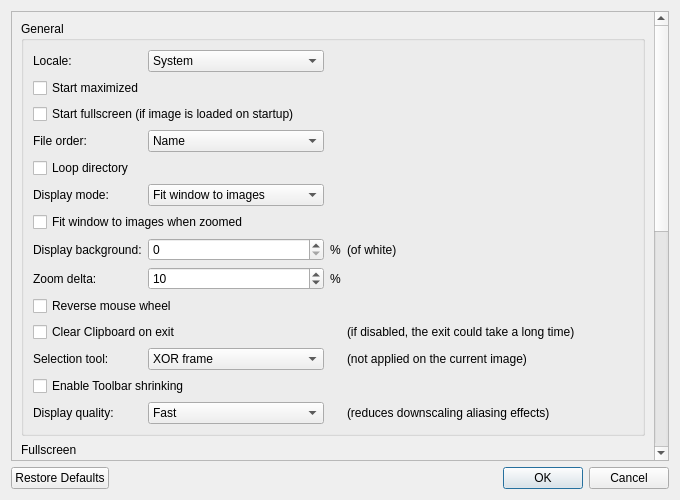
First picture: the form in src/dialogs/preferencesdialog.ui, repository classicimageviewer/ClassicImageViewer, before the edit.
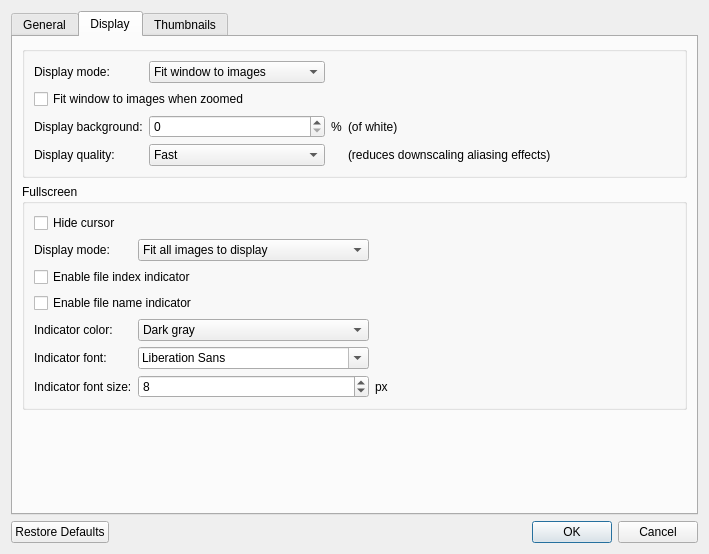
Second picture: the form after the edit. The open tabs and pages were chosen to show the change.

Commit message: PreferencesDialog: rearrange the layout into tabs

What changed in the file:
```diff
--- a/src/dialogs/preferencesdialog.ui
+++ b/src/dialogs/preferencesdialog.ui
@@ -9,8 +9,8 @@
    <rect>
     <x>0</x>
     <y>0</y>
-    <width>680</width>
-    <height>500</height>
+    <width>709</width>
+    <height>554</height>
    </rect>
   </property>
   <property name="minimumSize">
@@ -36,22 +36,17 @@
    <item row="0" column="0">
     <layout class="QVBoxLayout" name="verticalLayout">
      <item>
-      <widget class="QScrollArea" name="scrollArea">
-       <property name="widgetResizable">
-        <bool>true</bool>
+      <widget class="QTabWidget" name="tabWidget">
+       <property name="currentIndex">
+        <number>0</number>
        </property>
-       <widget class="QWidget" name="scrollAreaWidgetContents">
-        <property name="geometry">
-         <rect>
-          <x>0</x>
-          <y>0</y>
-          <width>632</width>
-          <height>953</height>
-         </rect>
-        </property>
-        <layout class="QVBoxLayout" name="verticalLayout_3">
+       <widget class="QWidget" name="tab">
+        <attribute name="title">
+         <string>General</string>
+        </attribute>
+        <layout class="QVBoxLayout" name="verticalLayout_2">
          <item>
-          <widget class="QGroupBox" name="groupBox">
+          <widget class="QGroupBox" name="groupBoxGg">
            <property name="sizePolicy">
             <sizepolicy hsizetype="Preferred" vsizetype="Minimum">
              <horstretch>0</horstretch>
@@ -59,23 +54,9 @@
             </sizepolicy>
            </property>
            <property name="title">
-            <string>General</string>
+            <string/>
            </property>
            <layout class="QGridLayout" name="gridLayout">
-            <item row="7" column="1">
-             <widget class="QSpinBox" name="spinBoxDisplayBackground">
-              <property name="maximum">
-               <number>100</number>
-              </property>
-             </widget>
-            </item>
-            <item row="7" column="3">
-             <widget class="QLabel" name="labelDisplayBackgroundExplain">
-              <property name="text">
-               <string>(of white)</string>
-              </property>
-             </widget>
-            </item>
             <item row="8" column="2">
              <widget class="QLabel" name="labelSuffixPercent2">
               <property name="text">
@@ -90,13 +71,6 @@
               </property>
              </widget>
             </item>
-            <item row="6" column="0" colspan="2">
-             <widget class="QCheckBox" name="checkBoxFitWindowWhenZoomed">
-              <property name="text">
-               <string>Fit window to images when zoomed</string>
-              </property>
-             </widget>
-            </item>
             <item row="3" column="1">
              <widget class="QComboBox" name="comboBoxFileOrder">
               <item>
@@ -121,13 +95,6 @@
               </item>
              </widget>
             </item>
-            <item row="14" column="3">
-             <widget class="QLabel" name="labelDisplayQualityExplain">
-              <property name="text">
-               <string>(reduces downscaling aliasing effects)</string>
-              </property>
-             </widget>
-            </item>
             <item row="3" column="0">
              <widget class="QLabel" name="labelFileOrder">
               <property name="text">
@@ -148,27 +115,6 @@
               </property>
              </spacer>
             </item>
-            <item row="14" column="1">
-             <widget class="QComboBox" name="comboBoxDisplayQuality">
-              <item>
-               <property name="text">
-                <string>Fast</string>
-               </property>
-              </item>
-              <item>
-               <property name="text">
-                <string>Quality</string>
-               </property>
-              </item>
-             </widget>
-            </item>
-            <item row="7" column="2">
-             <widget class="QLabel" name="labelSuffixPercent1">
-              <property name="text">
-               <string>%</string>
-              </property>
-             </widget>
-            </item>
             <item row="9" column="0" colspan="2">
              <widget class="QCheckBox" name="checkBoxReverseMouseWheel">
               <property name="text">
@@ -176,13 +122,6 @@
               </property>
              </widget>
             </item>
-            <item row="5" column="0">
-             <widget class="QLabel" name="labelDisplayMode">
-              <property name="text">
-               <string>Display mode:</string>
-              </property>
-             </widget>
-            </item>
             <item row="8" column="1">
              <widget class="QSpinBox" name="spinBoxZoomDelta">
               <property name="minimum">
@@ -207,13 +146,6 @@
               </property>
              </widget>
             </item>
-            <item row="7" column="0">
-             <widget class="QLabel" name="labelDisplayBackground">
-              <property name="text">
-               <string>Display background:</string>
-              </property>
-             </widget>
-            </item>
             <item row="11" column="1">
              <widget class="QComboBox" name="comboBoxSelector">
               <item>
@@ -256,40 +188,6 @@
               </property>
              </widget>
             </item>
-            <item row="5" column="1">
-             <widget class="QComboBox" name="comboBoxDisplayMode">
-              <item>
-               <property name="text">
-                <string>Fit window to images</string>
-               </property>
-              </item>
-              <item>
-               <property name="text">
-                <string>Fit all images to window</string>
-               </property>
-              </item>
-              <item>
-               <property name="text">
-                <string>Fit large images to window</string>
-               </property>
-              </item>
-              <item>
-               <property name="text">
-                <string>Do not fit</string>
-               </property>
-              </item>
-              <item>
-               <property name="text">
-                <string>Fit images to desktop</string>
-               </property>
-              </item>
-              <item>
-               <property name="text">
-                <string>Fit large images to desktop</string>
-               </property>
-              </item>
-             </widget>
-            </item>
             <item row="1" column="0" colspan="2">
              <widget class="QCheckBox" name="checkBoxStartMaximized">
               <property name="text">
@@ -297,13 +195,6 @@
               </property>
              </widget>
             </item>
-            <item row="14" column="0">
-             <widget class="QLabel" name="labelDisplayQuality">
-              <property name="text">
-               <string>Display quality:</string>
-              </property>
-             </widget>
-            </item>
             <item row="0" column="1">
              <widget class="QComboBox" name="comboBoxLocale">
               <property name="sizePolicy">
@@ -343,6 +234,221 @@
           </widget>
          </item>
          <item>
+          <widget class="QGroupBox" name="groupBoxMd">
+           <property name="sizePolicy">
+            <sizepolicy hsizetype="Preferred" vsizetype="Minimum">
+             <horstretch>0</horstretch>
+             <verstretch>0</verstretch>
+            </sizepolicy>
+           </property>
+           <property name="title">
+            <string>Undo stack</string>
+           </property>
+           <layout class="QGridLayout" name="gridLayout_4">
+            <item row="0" column="1">
+             <widget class="QSpinBox" name="spinBoxUsMinimumSteps">
+              <property name="minimum">
+               <number>1</number>
+              </property>
+              <property name="maximum">
+               <number>999</number>
+              </property>
+             </widget>
+            </item>
+            <item row="1" column="0">
+             <widget class="QLabel" name="labelUsMemoryLimit">
+              <property name="text">
+               <string>Memory limit:</string>
+              </property>
+             </widget>
+            </item>
+            <item row="0" column="0">
+             <widget class="QLabel" name="labelUsMinimumSteps">
+              <property name="text">
+               <string>Minimum number of steps:</string>
+              </property>
+             </widget>
+            </item>
+            <item row="1" column="1">
+             <widget class="QSpinBox" name="spinBoxUsMemoryLimit">
+              <property name="minimum">
+               <number>1</number>
+              </property>
+              <property name="maximum">
+               <number>65536</number>
+              </property>
+             </widget>
+            </item>
+            <item row="0" column="3">
+             <spacer name="horizontalSpacer_3">
+              <property name="orientation">
+               <enum>Qt::Horizontal</enum>
+              </property>
+              <property name="sizeHint" stdset="0">
+               <size>
+                <width>40</width>
+                <height>20</height>
+               </size>
+              </property>
+             </spacer>
+            </item>
+            <item row="1" column="2">
+             <widget class="QLabel" name="labelSuffixMegaByte1">
+              <property name="text">
+               <string>MB</string>
+              </property>
+             </widget>
+            </item>
+           </layout>
+          </widget>
+         </item>
+         <item>
+          <spacer name="verticalSpacer">
+           <property name="orientation">
+            <enum>Qt::Vertical</enum>
+           </property>
+           <property name="sizeHint" stdset="0">
+            <size>
+             <width>20</width>
+             <height>40</height>
+            </size>
+           </property>
+          </spacer>
+         </item>
+        </layout>
+       </widget>
+       <widget class="QWidget" name="tab_2">
+        <attribute name="title">
+         <string>Display</string>
+        </attribute>
+        <layout class="QVBoxLayout" name="verticalLayout_4">
+         <item>
+          <widget class="QGroupBox" name="groupBoxDg">
+           <property name="title">
+            <string/>
+           </property>
+           <layout class="QGridLayout" name="gridLayout_6">
+            <item row="0" column="1">
+             <widget class="QComboBox" name="comboBoxDisplayMode">
+              <item>
+               <property name="text">
+                <string>Fit window to images</string>
+               </property>
+              </item>
+              <item>
+               <property name="text">
+                <string>Fit all images to window</string>
+               </property>
+              </item>
+              <item>
+               <property name="text">
+                <string>Fit large images to window</string>
+               </property>
+              </item>
+              <item>
+               <property name="text">
+                <string>Do not fit</string>
+               </property>
+              </item>
+              <item>
+               <property name="text">
+                <string>Fit images to desktop</string>
+               </property>
+              </item>
+              <item>
+               <property name="text">
+                <string>Fit large images to desktop</string>
+               </property>
+              </item>
+             </widget>
+            </item>
+            <item row="1" column="0" colspan="2">
+             <widget class="QCheckBox" name="checkBoxFitWindowWhenZoomed">
+              <property name="text">
+               <string>Fit window to images when zoomed</string>
+              </property>
+             </widget>
+            </item>
+            <item row="2" column="4">
+             <widget class="QLabel" name="labelDisplayBackgroundExplain">
+              <property name="text">
+               <string>(of white)</string>
+              </property>
+             </widget>
+            </item>
+            <item row="2" column="0">
+             <widget class="QLabel" name="labelDisplayBackground">
+              <property name="text">
+               <string>Display background:</string>
+              </property>
+             </widget>
+            </item>
+            <item row="0" column="4">
+             <spacer name="horizontalSpacer_5">
+              <property name="orientation">
+               <enum>Qt::Horizontal</enum>
+              </property>
+              <property name="sizeHint" stdset="0">
+               <size>
+                <width>40</width>
+                <height>20</height>
+               </size>
+              </property>
+             </spacer>
+            </item>
+            <item row="2" column="1">
+             <widget class="QSpinBox" name="spinBoxDisplayBackground">
+              <property name="maximum">
+               <number>100</number>
+              </property>
+             </widget>
+            </item>
+            <item row="2" column="2">
+             <widget class="QLabel" name="labelSuffixPercent1">
+              <property name="text">
+               <string>%</string>
+              </property>
+             </widget>
+            </item>
+            <item row="0" column="0">
+             <widget class="QLabel" name="labelDisplayMode">
+              <property name="text">
+               <string>Display mode:</string>
+              </property>
+             </widget>
+            </item>
+            <item row="3" column="0">
+             <widget class="QLabel" name="labelDisplayQuality">
+              <property name="text">
+               <string>Display quality:</string>
+              </property>
+             </widget>
+            </item>
+            <item row="3" column="1">
+             <widget class="QComboBox" name="comboBoxDisplayQuality">
+              <item>
+               <property name="text">
+                <string>Fast</string>
+               </property>
+              </item>
+              <item>
+               <property name="text">
+                <string>Quality</string>
+               </property>
+              </item>
+             </widget>
+            </item>
+            <item row="3" column="4">
+             <widget class="QLabel" name="labelDisplayQualityExplain">
+              <property name="text">
+               <string>(reduces downscaling aliasing effects)</string>
+              </property>
+             </widget>
+            </item>
+           </layout>
+          </widget>
+         </item>
+         <item>
           <widget class="QGroupBox" name="groupBoxFs">
            <property name="sizePolicy">
             <sizepolicy hsizetype="Preferred" vsizetype="Minimum">
@@ -508,74 +614,25 @@
           </widget>
          </item>
          <item>
-          <widget class="QGroupBox" name="groupBoxUs">
-           <property name="sizePolicy">
-            <sizepolicy hsizetype="Preferred" vsizetype="Minimum">
-             <horstretch>0</horstretch>
-             <verstretch>0</verstretch>
-            </sizepolicy>
+          <spacer name="verticalSpacer_2">
+           <property name="orientation">
+            <enum>Qt::Vertical</enum>
            </property>
-           <property name="title">
-            <string>Undo stack</string>
+           <property name="sizeHint" stdset="0">
+            <size>
+             <width>20</width>
+             <height>40</height>
+            </size>
            </property>
-           <layout class="QGridLayout" name="gridLayout_4">
-            <item row="0" column="1">
-             <widget class="QSpinBox" name="spinBoxUsMinimumSteps">
-              <property name="minimum">
-               <number>1</number>
-              </property>
-              <property name="maximum">
-               <number>999</number>
-              </property>
-             </widget>
-            </item>
-            <item row="1" column="0">
-             <widget class="QLabel" name="labelUsMemoryLimit">
-              <property name="text">
-               <string>Memory limit:</string>
-              </property>
-             </widget>
-            </item>
-            <item row="0" column="0">
-             <widget class="QLabel" name="labelUsMinimumSteps">
-              <property name="text">
-               <string>Minimum number of steps:</string>
-              </property>
-             </widget>
-            </item>
-            <item row="1" column="1">
-             <widget class="QSpinBox" name="spinBoxUsMemoryLimit">
-              <property name="minimum">
-               <number>1</number>
-              </property>
-              <property name="maximum">
-               <number>65536</number>
-              </property>
-             </widget>
-            </item>
-            <item row="0" column="3">
-             <spacer name="horizontalSpacer_3">
-              <property name="orientation">
-               <enum>Qt::Horizontal</enum>
-              </property>
-              <property name="sizeHint" stdset="0">
-               <size>
-                <width>40</width>
-                <height>20</height>
-               </size>
-              </property>
-             </spacer>
-            </item>
-            <item row="1" column="2">
-             <widget class="QLabel" name="labelSuffixMegaByte1">
-              <property name="text">
-               <string>MB</string>
-              </property>
-             </widget>
-            </item>
-           </layout>
-          </widget>
+          </spacer>
          </item>
+        </layout>
+       </widget>
+       <widget class="QWidget" name="tab_3">
+        <attribute name="title">
+         <string>Thumbnails</string>
+        </attribute>
+        <layout class="QVBoxLayout" name="verticalLayout_5">
          <item>
           <widget class="QGroupBox" name="groupBoxTh">
            <property name="title">
@@ -691,7 +748,7 @@
           </widget>
          </item>
          <item>
-          <spacer name="verticalSpacer">
+          <spacer name="verticalSpacer_3">
            <property name="orientation">
             <enum>Qt::Vertical</enum>
            </property>
```
Left out of the diff: 10 changed lines with no effect on the pictures.
